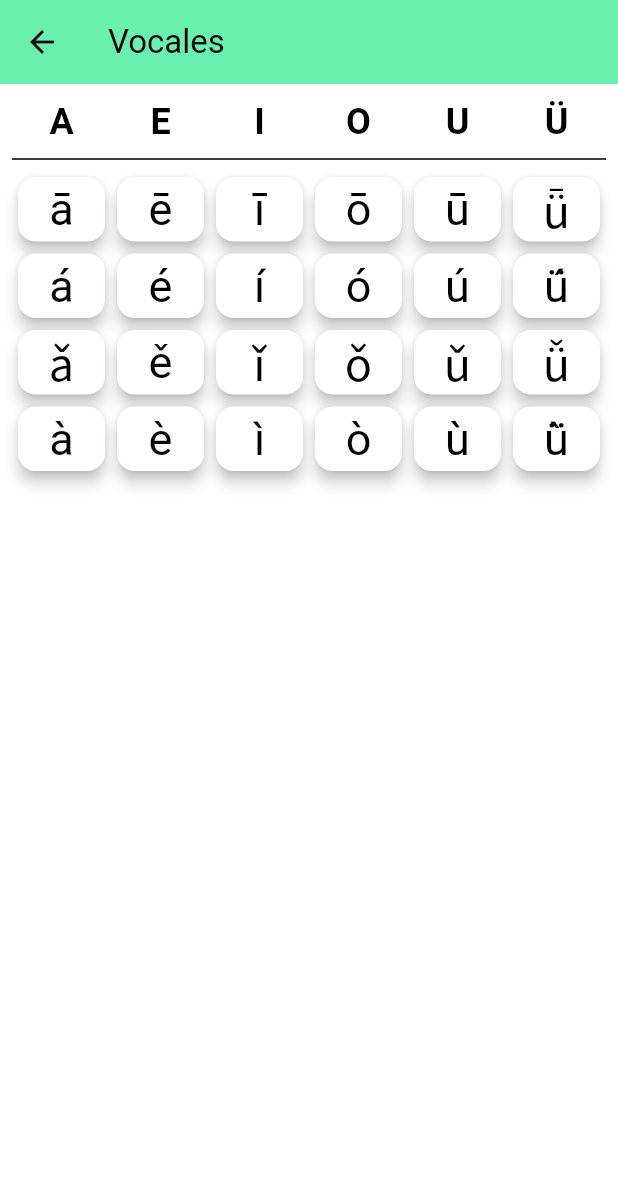
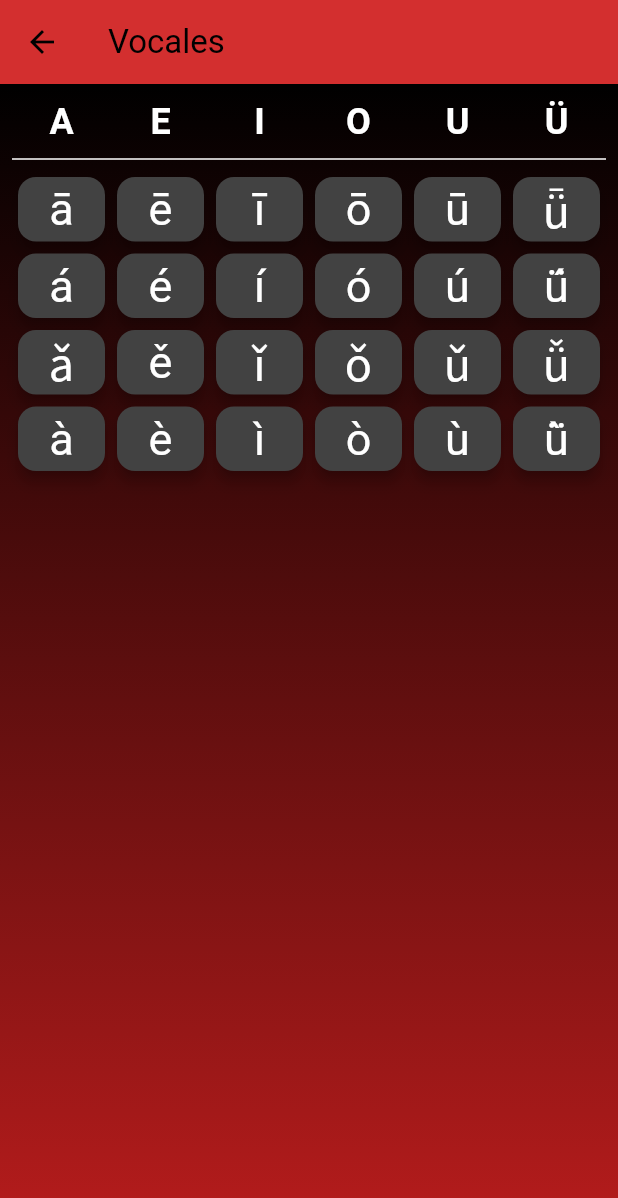
Before and after one commit to vizcacha22/-, a Flutter app: the FlashcardScreenCN screen opened by its route, on a phone screen of 412 x 824 dp. Shown: the top 1198 px of the screen. Run offline on Flutter 3.47's test engine with Material 3 defaults, Android fonts, the light colour scheme and no system bars; our stand-ins replace audioplayers, cached_network_image, connectivity_plus, dash_chat_2, equatable, firebase_auth and 6 more; accounts and stored records are empty.

Commit message:
flashcard chevere flascards_chinese.dart

```diff
--- a/lib/presentation/flashcards/flascards_chinese.dart
+++ b/lib/presentation/flashcards/flascards_chinese.dart
@@ -73,7 +73,6 @@ class FlashcardScreenState extends State<FlashcardScreenCN> {
     super.dispose();
   }
 
-  @override
   Widget build(BuildContext context) {
     List<Flashcard> _flashcards;
 
@@ -82,27 +81,42 @@ class FlashcardScreenState extends State<FlashcardScreenCN> {
     return Scaffold(
       appBar: AppBar(
         title: Text(_currentCategory),
-        backgroundColor: Colors.greenAccent,
+        backgroundColor: Colors.red.shade700, // Color de fondo de la barra de navegación
       ),
-      body: Padding(
-        padding: const EdgeInsets.all(8.0),
-        child: Row(
-          children: _buildFlashcardColumns(
-              _flashcards, ['A', 'E', 'I', 'O', 'U', 'Ü']),
+      body: Container(
+        decoration: BoxDecoration(
+          gradient: LinearGradient(
+            begin: Alignment.topCenter,
+            end: Alignment.bottomCenter,
+            colors: [Colors.black, Colors.red.shade900], // Gradiente de fondo oscuro
+          ),
+        ),
+        child: Padding(
+          padding: const EdgeInsets.all(8.0),
+          child: Row(
+            children: _buildFlashcardColumns(
+              _flashcards,
+              ['A', 'E', 'I', 'O', 'U', 'Ü'],
+            ),
+          ),
         ),
       ),
     );
   }
 
   List<Widget> _buildFlashcardColumns(
-      List<Flashcard> flashcards, List<String> headers) {
+      List<Flashcard> flashcards,
+      List<String> headers,
+      ) {
     List<Widget> columns = [];
     int index = 0;
     for (String header in headers) {
       List<Widget> columnContent = [
-        Text(header,
-            style: TextStyle(fontSize: 24, fontWeight: FontWeight.bold)),
-        Divider(),
+        Text(
+          header,
+          style: TextStyle(fontSize: 24, fontWeight: FontWeight.bold, color: Colors.white), // Estilo del título de la columna
+        ),
+        Divider(color: Colors.white), // Separador blanco entre el título y las tarjetas
       ];
       for (int i = 0; i < 4 && index < flashcards.length; i++) {
         final currentIndex = index;
@@ -110,13 +124,14 @@ class FlashcardScreenState extends State<FlashcardScreenCN> {
           GestureDetector(
             child: Card(
               elevation: 4.0,
+              color: Colors.grey.shade800, // Color de fondo de la tarjeta
               child: Container(
                 alignment: Alignment.center,
                 child: Text(
                   flashcards[currentIndex].showFront
                       ? flashcards[currentIndex].front
                       : flashcards[currentIndex].back ?? '',
-                  style: TextStyle(fontSize: 30),
+                  style: TextStyle(fontSize: 30, color: Colors.white), // Estilo del texto dentro de la tarjeta
                 ),
               ),
             ),
@@ -129,11 +144,13 @@ class FlashcardScreenState extends State<FlashcardScreenCN> {
         index++;
       }
 
-      columns.add(Expanded(
-        child: Column(
-          children: columnContent,
+      columns.add(
+        Expanded(
+          child: Column(
+            children: columnContent,
+          ),
         ),
-      ));
+      );
     }
 
     return columns;
```
